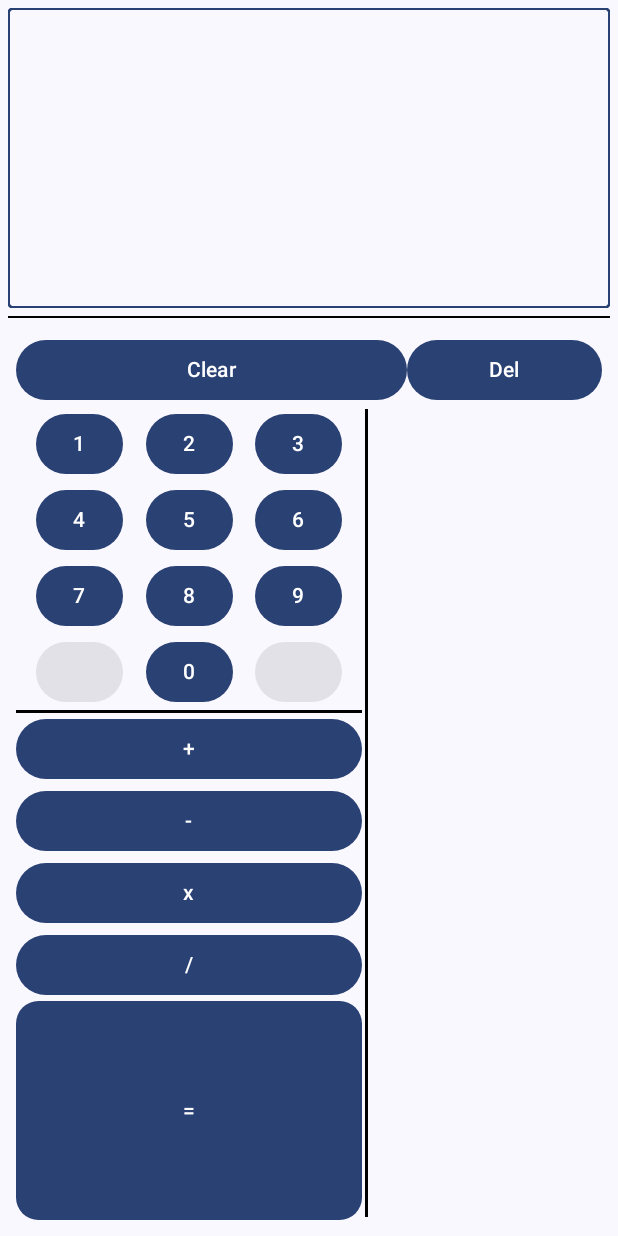
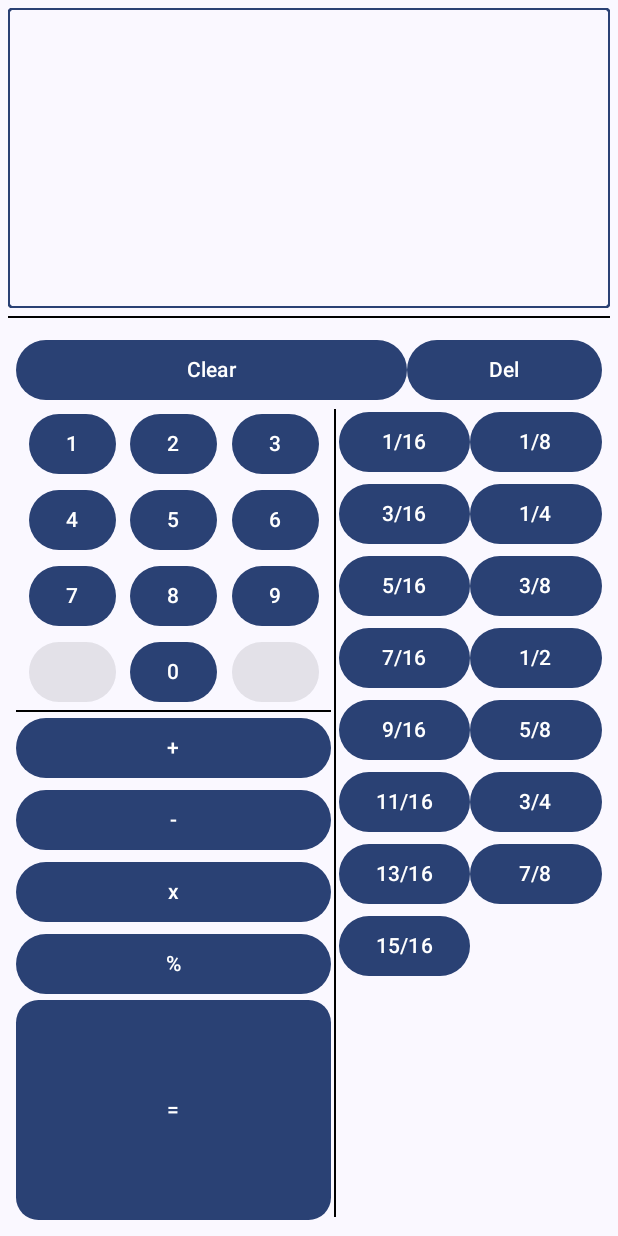
Before and after one commit to mcastre1/AndroidDev, an Android app built with Jetpack Compose: the screen it shows after launch (MainActivity), after a tap on an icon or button, on a phone screen of 412 x 824 dp. Run offline under Robolectric (Android 15) with nearby library versions, the phone set to English and light mode, and no system bars; libraries missing offline, so code that uses them is left out: com.fathzer.soft.

```diff
--- a/ImperialCalculator/app/build.gradle.kts
+++ b/ImperialCalculator/app/build.gradle.kts
@@ -59,6 +59,7 @@ dependencies {
     implementation("androidx.compose.ui:ui-graphics")
     implementation("androidx.compose.ui:ui-tooling-preview")
     implementation("androidx.compose.material3:material3")
+    implementation("com.fathzer:javaluator:3.0.3")
     testImplementation("junit:junit:4.13.2")
     androidTestImplementation("androidx.test.ext:junit:1.1.5")
     androidTestImplementation("androidx.test.espresso:espresso-core:3.5.1")
--- a/ImperialCalculator/app/src/main/java/com/example/imperialcalculator/MainActivity.kt
+++ b/ImperialCalculator/app/src/main/java/com/example/imperialcalculator/MainActivity.kt
@@ -1,16 +1,15 @@
 package com.example.imperialcalculator
 
-import android.graphics.drawable.shapes.OvalShape
 import android.os.Bundle
 import android.util.Log
 import androidx.activity.ComponentActivity
 import androidx.activity.compose.setContent
-import androidx.compose.animation.core.updateTransition
 import androidx.compose.foundation.border
 import androidx.compose.foundation.layout.Arrangement
 import androidx.compose.foundation.layout.Box
 import androidx.compose.foundation.layout.Column
 import androidx.compose.foundation.layout.IntrinsicSize
+import androidx.compose.foundation.layout.PaddingValues
 import androidx.compose.foundation.layout.Row
 import androidx.compose.foundation.layout.fillMaxHeight
 import androidx.compose.foundation.layout.fillMaxSize
@@ -18,8 +17,6 @@ import androidx.compose.foundation.layout.fillMaxWidth
 import androidx.compose.foundation.layout.height
 import androidx.compose.foundation.layout.padding
 import androidx.compose.foundation.layout.width
-import androidx.compose.foundation.shape.AbsoluteCutCornerShape
-import androidx.compose.foundation.shape.CircleShape
 import androidx.compose.foundation.shape.CutCornerShape
 import androidx.compose.foundation.shape.RoundedCornerShape
 import androidx.compose.material3.Button
@@ -27,7 +24,6 @@ import androidx.compose.material3.Divider
 import androidx.compose.material3.MaterialTheme
 import androidx.compose.material3.Surface
 import androidx.compose.material3.Text
-import androidx.compose.material3.TextField
 import androidx.compose.runtime.Composable
 import androidx.compose.runtime.getValue
 import androidx.compose.runtime.mutableStateOf
@@ -37,12 +33,11 @@ import androidx.compose.runtime.setValue
 import androidx.compose.ui.Alignment
 import androidx.compose.ui.Modifier
 import androidx.compose.ui.graphics.Color
-import androidx.compose.ui.graphics.RectangleShape
-import androidx.compose.ui.modifier.modifierLocalConsumer
 import androidx.compose.ui.tooling.preview.Preview
 import androidx.compose.ui.unit.dp
 import androidx.compose.ui.unit.sp
 import com.example.imperialcalculator.ui.theme.ImperialCalculatorTheme
+import com.fathzer.soft.javaluator.DoubleEvaluator
 
 class MainActivity : ComponentActivity() {
     override fun onCreate(savedInstanceState: Bundle?) {
@@ -61,7 +56,7 @@ class MainActivity : ComponentActivity() {
     }
 }
 
-val operators = listOf<String>("-", "+", "/", "x")
+val operators = listOf<String>("-", "+", "%", "x")
 
 @Composable
 fun MyApp(){
@@ -74,7 +69,8 @@ fun MyApp(){
                 .weight(1f)
         ) {
             Text(text = userInputOutput,
-                modifier = Modifier.padding(5.dp)
+                modifier = Modifier
+                    .padding(5.dp)
                     .align(Alignment.BottomEnd), fontSize = 30.sp)
         }
         Divider(
@@ -89,18 +85,54 @@ fun MyApp(){
     }
 }
 
+var symbols = ArrayList<String>()
 // Function used to check what to do when a certain button is pressed
-fun operation(updatetext: (String) -> Unit, operation: String, text: String){
-    if (operation == "Del"){
-        updatetext(text.dropLast(1))
-    }else if(operation == "C"){
-        updatetext("")
-    }else if (operation in operators){
-        Log.d("Operator Given", operation)
+fun operation(updatetext: (String) -> Unit, symbol: String, text: String){
+
+    if (symbol == "Del"){
+        if (symbols.isNotEmpty()){
+            symbols.removeLast()
+        }
+    }else if(symbol == "C"){
+        symbols = ArrayList<String>()
+    }else if (symbol in operators){
+        if (symbols.isNotEmpty()){
+            if(symbols.last() !in operators){
+                symbols.add(symbol)
+            }
+        }
+
+    }else if (symbol == "="){
+        Log.d("Evaluate", "Pressed equal button")
+        if(symbols.isNotEmpty()){
+            for(i in 0 until symbols.size){
+                if("/" in symbols[i]){
+                    symbols[i] = "." + DoubleEvaluator().evaluate(symbols[i]).toString().split(".")[1]
+                }
+            }
+
+            var result = DoubleEvaluator().evaluate(symbols.joinToString(" "))
+            Log.d("Evaluated!", result.toString())
+        }
     }
     else{
-        updatetext(text + operation)
+        if ("/" in symbol){
+            Log.d("symbols", "found fraction")
+            if (symbols.isNotEmpty()){
+                if("/" !in symbols.last()){
+                    symbols.add(symbol)
+                }
+            }else{
+                symbols.add(symbol)
+            }
+        }else{
+            symbols.add(symbol)
+        }
+
     }
+
+    var str = symbols.joinToString(" ")
+    updatetext(str)
 }
 
 @Composable
@@ -113,10 +145,10 @@ fun UI(updatetext: (String) -> Unit, text : String){
         Row(modifier = Modifier
             .fillMaxWidth()
             .height(intrinsicSize = IntrinsicSize.Max)){
-            Button(onClick = { operation(updatetext = updatetext, operation = "C", text = text) }, modifier = Modifier.weight(2f)) {
+            Button(onClick = { operation(updatetext = updatetext, symbol = "C", text = text) }, modifier = Modifier.weight(2f)) {
                 Text(text = "Clear")
             }
-            Button(onClick = { operation(updatetext = updatetext, operation = "Del", text = text)}, modifier = Modifier.weight(1f)) {
+            Button(onClick = { operation(updatetext = updatetext, symbol = "Del", text = text)}, modifier = Modifier.weight(1f)) {
                 Text(text = "Del")
             }
         }
@@ -125,40 +157,40 @@ fun UI(updatetext: (String) -> Unit, text : String){
         Row(modifier = Modifier.fillMaxWidth()){
             Column(modifier = Modifier
                 .fillMaxHeight()
-                .weight(1.5f)){
+                .weight(1.2f)){
                 Row(horizontalArrangement = Arrangement.SpaceEvenly,
                     modifier = Modifier.fillMaxWidth()){
-                    Button(onClick = {operation(updatetext = updatetext, operation = "1", text = text)}, modifier = Modifier.padding(1.dp)) {
+                    Button(onClick = {operation(updatetext = updatetext, symbol = "1", text = text)}, modifier = Modifier.padding(1.dp)) {
                         Text("1")
                     }
-                    Button(onClick = {operation(updatetext = updatetext, operation = "2", text = text)}, modifier = Modifier.padding(1.dp)) {
+                    Button(onClick = {operation(updatetext = updatetext, symbol = "2", text = text)}, modifier = Modifier.padding(1.dp)) {
                         Text("2")
                     }
-                    Button(onClick = {operation(updatetext = updatetext, operation = "3", text = text)}, modifier = Modifier.padding(1.dp)) {
+                    Button(onClick = {operation(updatetext = updatetext, symbol = "3", text = text)}, modifier = Modifier.padding(1.dp)) {
                         Text("3")
                     }
                 }
                 Row(horizontalArrangement = Arrangement.SpaceEvenly,
                     modifier = Modifier.fillMaxWidth()){
-                    Button(onClick = {operation(updatetext = updatetext, operation = "4", text = text)}, modifier = Modifier.padding(1.dp)) {
+                    Button(onClick = {operation(updatetext = updatetext, symbol = "4", text = text)}, modifier = Modifier.padding(1.dp)) {
                         Text("4")
                     }
-                    Button(onClick = {operation(updatetext = updatetext, operation = "5", text = text)}, modifier = Modifier.padding(1.dp)) {
+                    Button(onClick = {operation(updatetext = updatetext, symbol = "5", text = text)}, modifier = Modifier.padding(1.dp)) {
                         Text("5")
                     }
-                    Button(onClick = {operation(updatetext = updatetext, operation = "6", text = text)}, modifier = Modifier.padding(1.dp)) {
+                    Button(onClick = {operation(updatetext = updatetext, symbol = "6", text = text)}, modifier = Modifier.padding(1.dp)) {
                         Text("6")
                     }
                 }
                 Row(horizontalArrangement = Arrangement.SpaceEvenly,
                     modifier = Modifier.fillMaxWidth()){
-                    Button(onClick = {operation(updatetext = updatetext, operation = "7", text = text)}, modifier = Modifier.padding(1.dp)) {
+                    Button(onClick = {operation(updatetext = updatetext, symbol = "7", text = text)}, modifier = Modifier.padding(1.dp)) {
                         Text("7")
                     }
-                    Button(onClick = {operation(updatetext = updatetext, operation = "8", text = text)}, modifier = Modifier.padding(1.dp)) {
+                    Button(onClick = {operation(updatetext = updatetext, symbol = "8", text = text)}, modifier = Modifier.padding(1.dp)) {
                         Text("8")
                     }
-                    Button(onClick = {operation(updatetext = updatetext, operation = "9", text = text)}, modifier = Modifier.padding(1.dp)) {
+                    Button(onClick = {operation(updatetext = updatetext, symbol = "9", text = text)}, modifier = Modifier.padding(1.dp)) {
                         Text("9")
                     }
                 }
@@ -166,29 +198,30 @@ fun UI(updatetext: (String) -> Unit, text : String){
                     modifier = Modifier.fillMaxWidth()){
                     Button(onClick = { /*TODO*/ }, modifier = Modifier.padding(1.dp), enabled = false) {
                     }
-                    Button(onClick = {operation(updatetext = updatetext, operation = "0", text = text)}, modifier = Modifier.padding(1.dp)) {
+                    Button(onClick = {operation(updatetext = updatetext, symbol = "0", text = text)}, modifier = Modifier.padding(1.dp)) {
                         Text("0")
                     }
                     Button(onClick = { /*TODO*/ }, modifier = Modifier.padding(1.dp), enabled = false) {
                     }
                 }
 
-                Divider(color = Color.Black, thickness = 2.dp)
+                Divider(color = Color.Black, thickness = 1.dp)
                 Column (modifier = Modifier.fillMaxWidth()){
-                    Button(onClick = {operation(updatetext = updatetext, operation = "+", text = text)}, modifier = Modifier.fillMaxWidth()) {
+                    Button(onClick = {operation(updatetext = updatetext, symbol = "+", text = text)}, modifier = Modifier.fillMaxWidth()) {
                         Text("+")
                     }
-                    Button(onClick = {operation(updatetext = updatetext, operation = "-", text = text)}, modifier = Modifier.fillMaxWidth()) {
+                    Button(onClick = {operation(updatetext = updatetext, symbol = "-", text = text)}, modifier = Modifier.fillMaxWidth()) {
                         Text(text = "-")
                     }
-                    Button(onClick = {operation(updatetext = updatetext, operation = "x", text = text)}, modifier = Modifier.fillMaxWidth()) {
+                    Button(onClick = {operation(updatetext = updatetext, symbol = "x", text = text)}, modifier = Modifier.fillMaxWidth()) {
                         Text(text="x")
                     }
-                    Button(onClick = {operation(updatetext = updatetext, operation = "/", text = text)}, modifier = Modifier.fillMaxWidth()) {
-                        Text(text = "/")
+                    Button(onClick = {operation(updatetext = updatetext, symbol = "%", text = text)}, modifier = Modifier.fillMaxWidth()) {
+                        Text(text = "%")
                     }
-                    Button(onClick = {operation(updatetext = updatetext, operation = "=", text = text)},
-                        modifier = Modifier.fillMaxWidth()
+                    Button(onClick = {operation(updatetext = updatetext, symbol = "=", text = text)},
+                        modifier = Modifier
+                            .fillMaxWidth()
                             .weight(2f), shape = RoundedCornerShape(15.dp)
                     ) {
                         Text(text = "=")
@@ -199,10 +232,91 @@ fun UI(updatetext: (String) -> Unit, text : String){
                 modifier = Modifier
                     .fillMaxHeight()
                     .padding(2.dp)
-                    .width(2.dp))
+                    .width(1.dp))
             Column(modifier = Modifier
                 .fillMaxHeight()
                 .weight(1f)){
+                Row(modifier = Modifier.fillMaxWidth()){
+                    Column (modifier = Modifier.weight(1f)){
+                        Button(onClick = {operation(updatetext = updatetext, symbol = "1/16", text = text)},
+                            contentPadding = PaddingValues(0.dp),
+                            modifier = Modifier.fillMaxWidth()) {
+                            Text(text = "1/16")
+                        }
+                        Button(onClick = {operation(updatetext = updatetext, symbol = "3/16", text = text)},
+                            contentPadding = PaddingValues(0.dp),
+                            modifier = Modifier.fillMaxWidth()) {
+                            Text(text = "3/16")
+                        }
+                        Button(onClick = {operation(updatetext = updatetext, symbol = "5/16", text = text)},
+                            contentPadding = PaddingValues(0.dp),
+                            modifier = Modifier.fillMaxWidth()) {
+                            Text(text = "5/16")
+                        }
+                        Button(onClick = {operation(updatetext = updatetext, symbol = "7/16", text = text)},
+                            contentPadding = PaddingValues(0.dp),
+                            modifier = Modifier.fillMaxWidth()) {
+                            Text(text = "7/16")
+                        }
+                        Button(onClick = {operation(updatetext = updatetext, symbol = "9/16", text = text)},
+                            contentPadding = PaddingValues(0.dp),
+                            modifier = Modifier.fillMaxWidth()) {
+                            Text(text = "9/16")
+                        }
+                        Button(onClick = {operation(updatetext = updatetext, symbol = "11/16", text = text)},
+                            contentPadding = PaddingValues(0.dp),
+                            modifier = Modifier.fillMaxWidth()) {
+                            Text(text = "11/16")
+                        }
+                        Button(onClick = {operation(updatetext = updatetext, symbol = "13/16", text = text)},
+                            contentPadding = PaddingValues(0.dp),
+                            modifier = Modifier.fillMaxWidth()) {
+                            Text(text = "13/16")
+                        }
+                        Button(onClick = {operation(updatetext = updatetext, symbol = "15/16", text = text)},
+                            contentPadding = PaddingValues(0.dp),
+                            modifier = Modifier.fillMaxWidth()) {
+                            Text(text = "15/16")
+                        }
+                    }
+                    Column(modifier = Modifier.weight(1f)) {
+                        Button(onClick = {operation(updatetext = updatetext, symbol = "1/8", text = text)},
+                            contentPadding = PaddingValues(0.dp),
+                            modifier = Modifier.fillMaxWidth()) {
+                            Text(text = "1/8")
+                        }
+                        Button(onClick = {operation(updatetext = updatetext, symbol = "1/4", text = text)},
+                            contentPadding = PaddingValues(0.dp),
+                            modifier = Modifier.fillMaxWidth()) {
+                            Text(text = "1/4")
+                        }
+                        Button(onClick = {operation(updatetext = updatetext, symbol = "3/8", text = text)},
+                            contentPadding = PaddingValues(0.dp),
+                            modifier = Modifier.fillMaxWidth()) {
+                            Text(text = "3/8")
+                        }
+                        Button(onClick = {operation(updatetext = updatetext, symbol = "1/2", text = text)},
+                            contentPadding = PaddingValues(0.dp),
+                            modifier = Modifier.fillMaxWidth()) {
+                            Text(text = "1/2")
+                        }
+                        Button(onClick = {operation(updatetext = updatetext, symbol = "5/8", text = text)},
+                            contentPadding = PaddingValues(0.dp),
+                            modifier = Modifier.fillMaxWidth()) {
+                            Text(text = "5/8")
+                        }
+                        Button(onClick = {operation(updatetext = updatetext, symbol = "3/4", text = text)},
+                            contentPadding = PaddingValues(0.dp),
+                            modifier = Modifier.fillMaxWidth()) {
+                            Text(text = "3/4")
+                        }
+                        Button(onClick = {operation(updatetext = updatetext, symbol = "7/8", text = text)},
+                            contentPadding = PaddingValues(0.dp),
+                            modifier = Modifier.fillMaxWidth()) {
+                            Text(text = "7/8")
+                        }
+                    }
+                }
 
             }
         }
```
